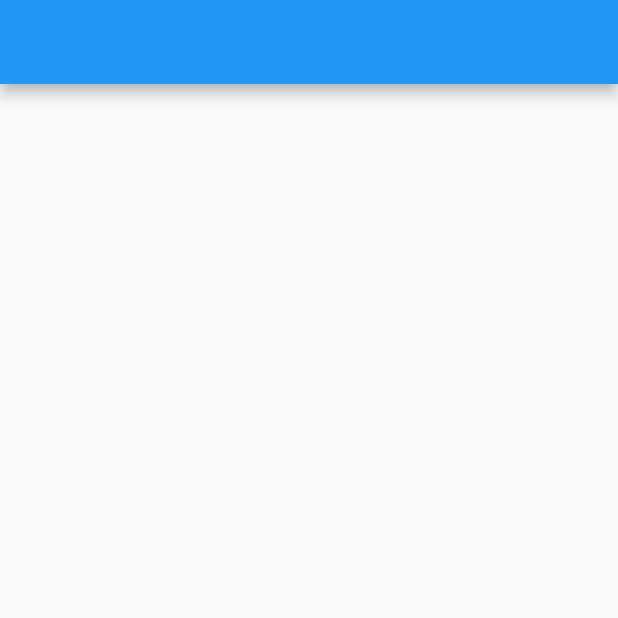
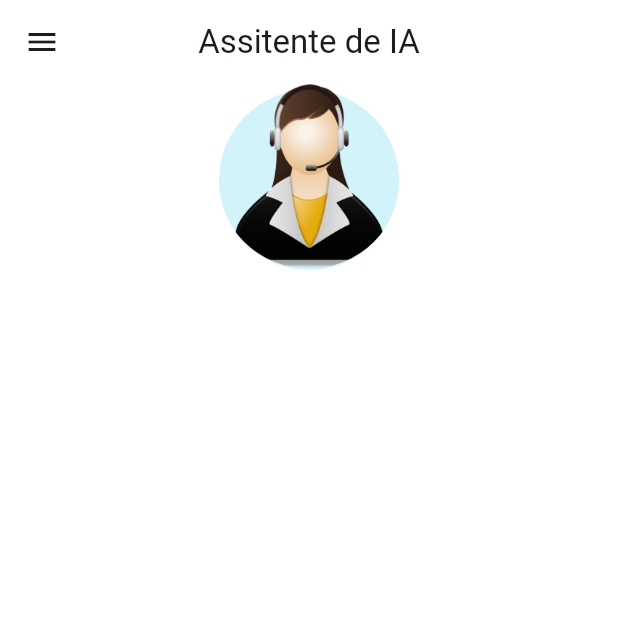
Before and after one commit to thallysfs/voice_assistent, a Flutter app: the screen it shows after launch, on a phone screen of 412 x 824 dp, the top half of it. Run offline on Flutter 3.47's test engine with Material 2 defaults, Android fonts, the phone set to English and light mode, and no system bars.

Commit message:
feat: implementation of the home image

```diff
--- a/lib/home_page.dart
+++ b/lib/home_page.dart
@@ -1,4 +1,5 @@
 import 'package:flutter/material.dart';
+import 'package:voice_assitent/pallet.dart';
 
 class HomePage extends StatefulWidget {
   const HomePage({super.key});
@@ -12,9 +13,39 @@ class _HomePageState extends State<HomePage> {
   Widget build(BuildContext context) {
     return Scaffold(
       appBar: AppBar(
-        title: const Text(''),
+        title: const Text('Assitente de IA'),
+        leading: const Icon(Icons.menu),
+        centerTitle: true,
       ),
-      body: Container(),
+      body: Column(
+        children: [
+          // Virtual assistant picture
+          Stack(
+            children: [
+              Center(
+                child: Container(
+                  height: 120,
+                  width: 120,
+                  margin: const EdgeInsets.only(top: 4),
+                  decoration: const BoxDecoration(
+                    color: Pallete.assistantCircleColor,
+                    shape: BoxShape.circle,
+                  ),
+                ),
+              ),
+              Container(
+                height: 123,
+                decoration: const BoxDecoration(
+                    shape: BoxShape.circle,
+                    image: DecorationImage(
+                        image:
+                            AssetImage('assets/images/virtualAssistant.png'))),
+              )
+            ],
+          ),
+          // chat bubble
+        ],
+      ),
     );
   }
 }
--- a/lib/main.dart
+++ b/lib/main.dart
@@ -1,5 +1,6 @@
 import 'package:flutter/material.dart';
 import 'package:voice_assitent/home_page.dart';
+import 'package:voice_assitent/pallet.dart';
 
 void main() {
   runApp(const MyApp());
@@ -13,6 +14,10 @@ class MyApp extends StatelessWidget {
   Widget build(BuildContext context) {
     return MaterialApp(
       title: 'Voice Assistent',
+      theme: ThemeData.light(useMaterial3: true).copyWith(
+        scaffoldBackgroundColor: Pallete.whiteColor,
+        appBarTheme: const AppBarTheme(backgroundColor: Pallete.whiteColor),
+      ),
       home: const HomePage(),
     );
   }
```
